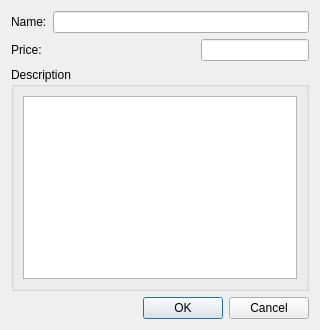
This is newservicedialog.ui in pliniofpa/Profiles_Project as Qt 5 draws it before an edit. The edited form follows.
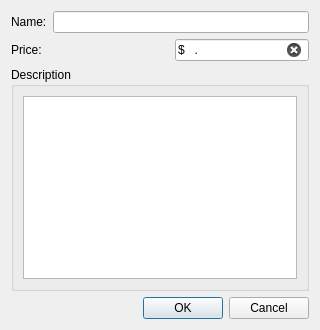
This is the edited form.

Patch:
```diff
--- a/newservicedialog.ui
+++ b/newservicedialog.ui
@@ -38,7 +38,14 @@
       </widget>
      </item>
      <item alignment="Qt::AlignRight">
-      <widget class="QLineEdit" name="price_lineEdit_3"/>
+      <widget class="QLineEdit" name="price_lineEdit_3">
+       <property name="inputMask">
+        <string>$999.99</string>
+       </property>
+       <property name="clearButtonEnabled">
+        <bool>true</bool>
+       </property>
+      </widget>
      </item>
     </layout>
    </item>
```
Left out of the diff: 6 changed lines with no effect on the pictures.
